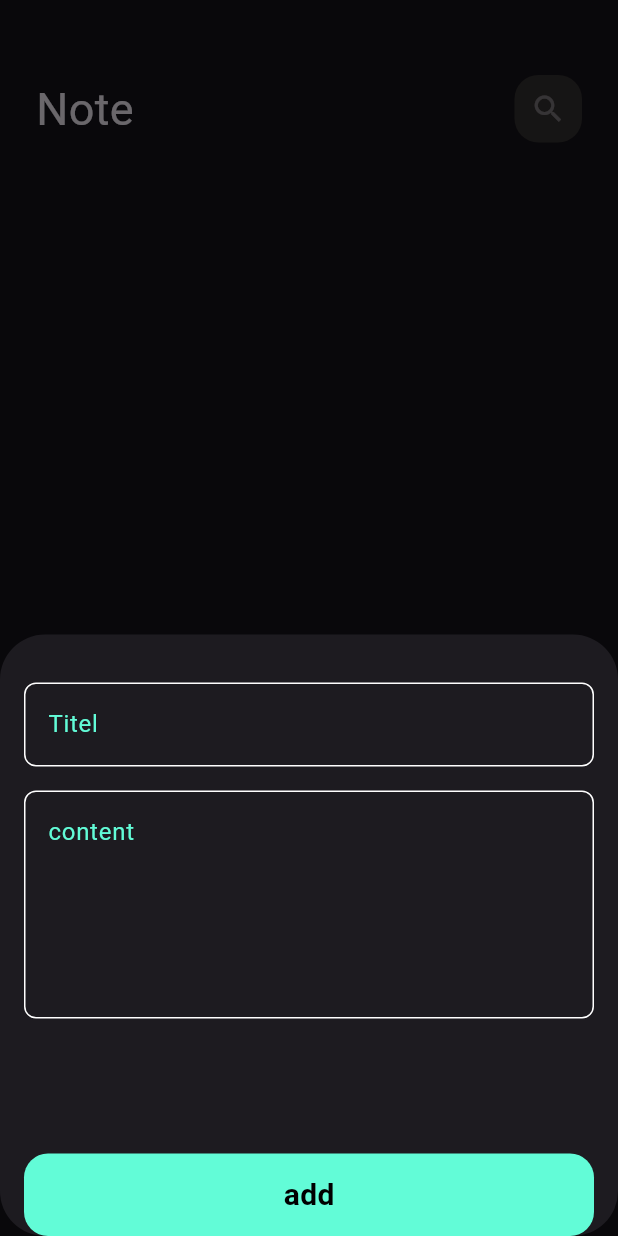
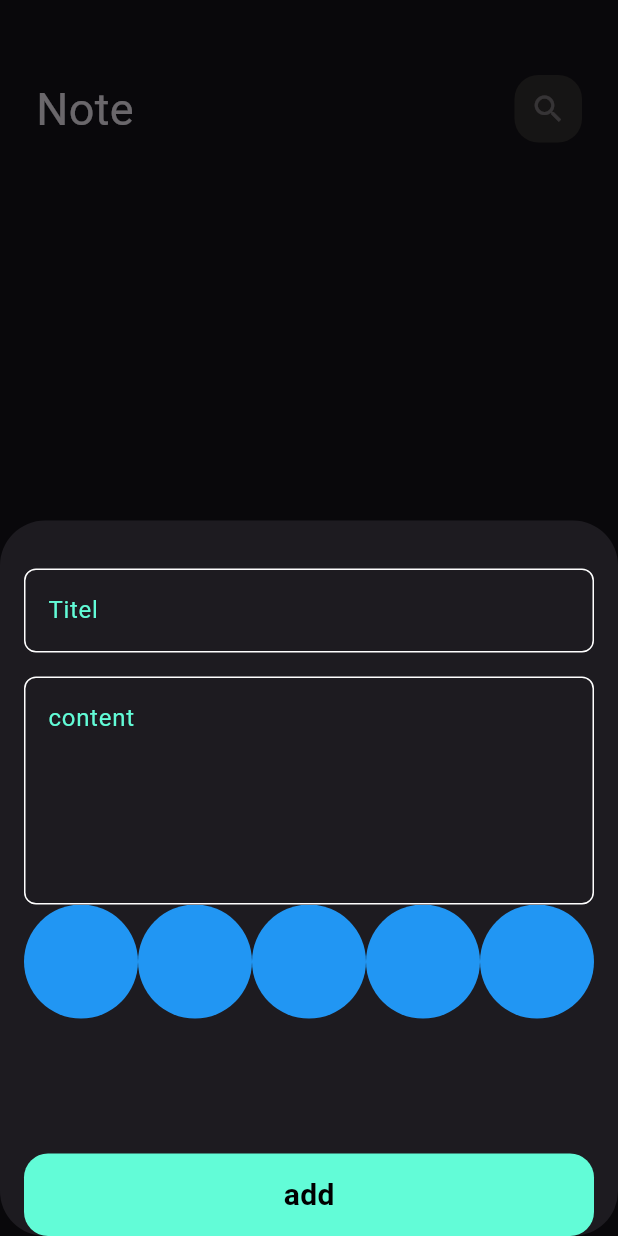
Before and after one commit to mandosalem/notes_app, a Flutter app: the screen it shows after launch, after a tap on the "add" icon, on a phone screen of 412 x 824 dp. Run offline on Flutter 3.47's test engine with Material 3 defaults, Android fonts, the phone set to English and light mode, and no system bars; our stand-ins replace bloc, flutter_bloc, hive, hive_flutter, modal_progress_hud_nsn; accounts and stored records are empty; Roboto replaces fonts that are missing (Poppins).

Commit message:
creat colors list view parte 1

```diff
--- a/lib/widgets/add_note_form.dart
+++ b/lib/widgets/add_note_form.dart
@@ -2,6 +2,7 @@ import 'package:flutter/material.dart';
 import 'package:flutter_bloc/flutter_bloc.dart';
 import 'package:flutter_module_3/cubits/cubit/add_notes_cubit_cubit.dart';
 import 'package:flutter_module_3/models/note_model.dart';
+import 'package:flutter_module_3/widgets/colors_list_view.dart';
 import 'package:flutter_module_3/widgets/custom_button.dart';
 import 'package:flutter_module_3/widgets/custom_text_field.dart';
 import 'package:intl/intl.dart';
@@ -46,13 +47,14 @@ class _AddNoteFormState extends State<AddNoteForm> {
             hint: 'content',
             maxLines: 5,
           ),
+          ColorsListView(),
           SizedBox(
             height: 90,
           ),
           BlocBuilder<AddNotesCubitCubit, AddNotesCubitState>(
             builder: (context, state) {
               return CustomButton(
-                isLoading: state is AddNotesCubitLoading? true:false,
+                isLoading: state is AddNotesCubitLoading ? true : false,
                 onTap: () {
                   if (formKey.currentState!.validate()) {
                     formKey.currentState!.save();
@@ -63,7 +65,7 @@ class _AddNoteFormState extends State<AddNoteForm> {
                     var noteModel = NoteModel(
                         title: title!,
                         subtitle: subtitle!,
-                        date:formattedCurrentDate,
+                        date: formattedCurrentDate,
                         color: Colors.blue.value);
                     BlocProvider.of<AddNotesCubitCubit>(context)
                         .addNote(noteModel);
--- /dev/null
+++ b/lib/widgets/colors_list_view.dart
@@ -0,0 +1,33 @@
+
+
+import 'package:flutter/material.dart';
+
+class colorItem extends StatelessWidget {
+  const colorItem({super.key});
+
+  @override
+  Widget build(BuildContext context) {
+    return const CircleAvatar(
+      backgroundColor: Colors.blue,
+      radius: 38,
+    );
+  }
+}
+
+class ColorsListView extends StatelessWidget {
+  const ColorsListView({super.key});
+
+  @override
+  Widget build(BuildContext context) {
+    return SizedBox(
+      height: 38 * 2,
+      child: ListView.builder(
+        itemCount: 10,
+        scrollDirection: Axis.horizontal,
+        itemBuilder: (context, Index) {
+          return colorItem();
+        },
+      ),
+    );
+  }
+}
```
